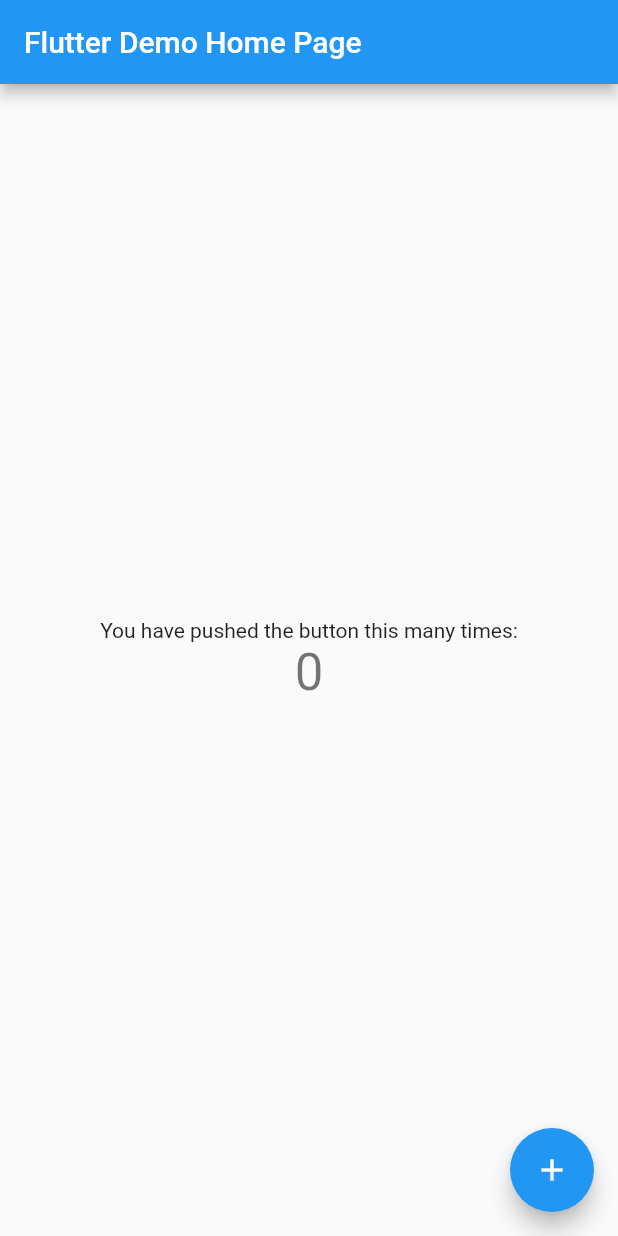
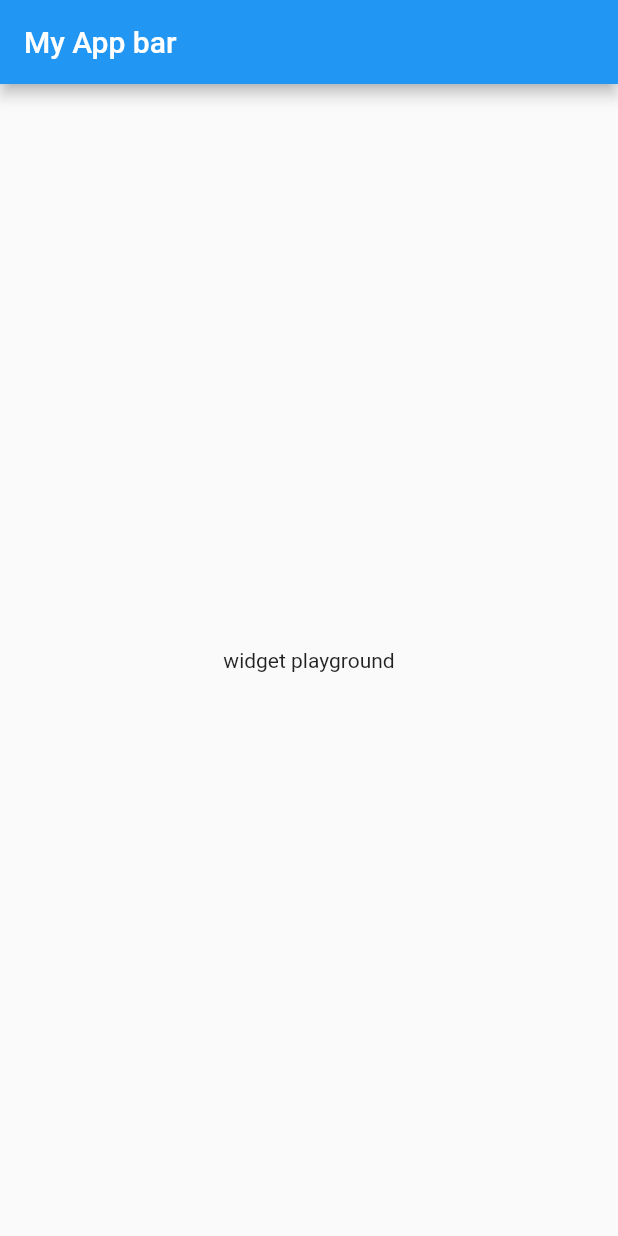
Before and after one commit to rd00009/FlutterExpensePlanner, a Flutter app: the screen it shows after launch, on a phone screen of 412 x 824 dp. Run offline on Flutter 3.47's test engine with Material 2 defaults, Android fonts, the phone set to English and light mode, and no system bars.

Commit message:
basic main. dart

```diff
--- a/expense_planner/lib/main.dart
+++ b/expense_planner/lib/main.dart
@@ -1,115 +1,25 @@
 import 'package:flutter/material.dart';
 
-void main() {
-  runApp(const MyApp());
-}
+void main() => runApp(MyApp());
 
 class MyApp extends StatelessWidget {
-  const MyApp({Key? key}) : super(key: key);
-
-  // This widget is the root of your application.
   @override
   Widget build(BuildContext context) {
     return MaterialApp(
-      title: 'Flutter Demo',
-      theme: ThemeData(
-        // This is the theme of your application.
-        //
-        // Try running your application with "flutter run". You'll see the
-        // application has a blue toolbar. Then, without quitting the app, try
-        // changing the primarySwatch below to Colors.green and then invoke
-        // "hot reload" (press "r" in the console where you ran "flutter run",
-        // or simply save your changes to "hot reload" in a Flutter IDE).
-        // Notice that the counter didn't reset back to zero; the application
-        // is not restarted.
-        primarySwatch: Colors.blue,
-      ),
-      home: const MyHomePage(title: 'Flutter Demo Home Page'),
+      title: 'Expense planner',
+      home: HomePage(),
     );
   }
 }
 
-class MyHomePage extends StatefulWidget {
-  const MyHomePage({Key? key, required this.title}) : super(key: key);
-
-  // This widget is the home page of your application. It is stateful, meaning
-  // that it has a State object (defined below) that contains fields that affect
-  // how it looks.
-
-  // This class is the configuration for the state. It holds the values (in this
-  // case the title) provided by the parent (in this case the App widget) and
-  // used by the build method of the State. Fields in a Widget subclass are
-  // always marked "final".
-
-  final String title;
-
-  @override
-  State<MyHomePage> createState() => _MyHomePageState();
-}
-
-class _MyHomePageState extends State<MyHomePage> {
-  int _counter = 0;
-
-  void _incrementCounter() {
-    setState(() {
-      // This call to setState tells the Flutter framework that something has
-      // changed in this State, which causes it to rerun the build method below
-      // so that the display can reflect the updated values. If we changed
-      // _counter without calling setState(), then the build method would not be
-      // called again, and so nothing would appear to happen.
-      _counter++;
-    });
-  }
-
+class HomePage extends StatelessWidget {
   @override
   Widget build(BuildContext context) {
-    // This method is rerun every time setState is called, for instance as done
-    // by the _incrementCounter method above.
-    //
-    // The Flutter framework has been optimized to make rerunning build methods
-    // fast, so that you can just rebuild anything that needs updating rather
-    // than having to individually change instances of widgets.
     return Scaffold(
-      appBar: AppBar(
-        // Here we take the value from the MyHomePage object that was created by
-        // the App.build method, and use it to set our appbar title.
-        title: Text(widget.title),
+      appBar: AppBar(title: Text('My App bar')),
+      body: Center(
+        child: Text('widget playground'),
       ),
-      body: Center(
-        // Center is a layout widget. It takes a single child and positions it
-        // in the middle of the parent.
-        child: Column(
-          // Column is also a layout widget. It takes a list of children and
-          // arranges them vertically. By default, it sizes itself to fit its
-          // children horizontally, and tries to be as tall as its parent.
-          //
-          // Invoke "debug painting" (press "p" in the console, choose the
-          // "Toggle Debug Paint" action from the Flutter Inspector in Android
-          // Studio, or the "Toggle Debug Paint" command in Visual Studio Code)
-          // to see the wireframe for each widget.
-          //
-          // Column has various properties to control how it sizes itself and
-          // how it positions its children. Here we use mainAxisAlignment to
-          // center the children vertically; the main axis here is the vertical
-          // axis because Columns are vertical (the cross axis would be
-          // horizontal).
-          mainAxisAlignment: MainAxisAlignment.center,
-          children: <Widget>[
-            const Text(
-              'You have pushed the button this many times:',
-            ),
-            Text(
-              '$_counter',
-              style: Theme.of(context).textTheme.headline4,
-            ),
-          ],
-        ),
-      ),
-      floatingActionButton: FloatingActionButton(
-        onPressed: _incrementCounter,
-        tooltip: 'Increment',
-        child: const Icon(Icons.add),
-      ), // This trailing comma makes auto-formatting nicer for build methods.
     );
   }
 }
```
